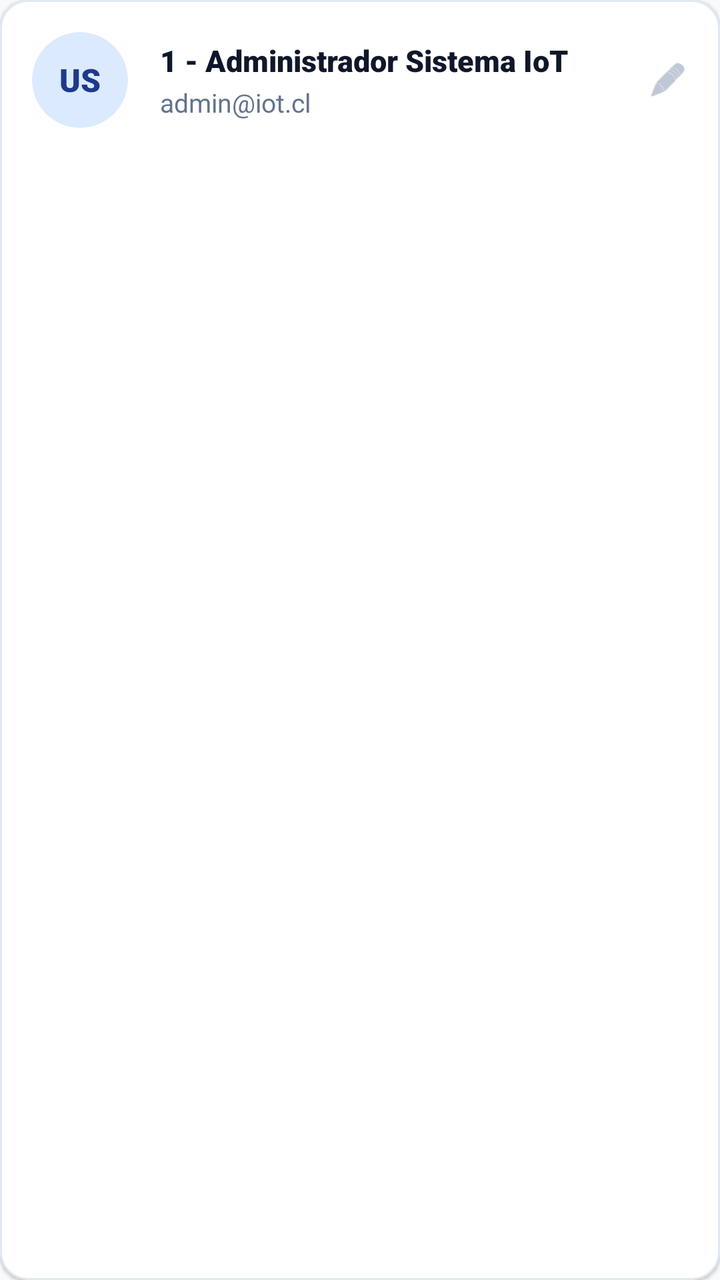
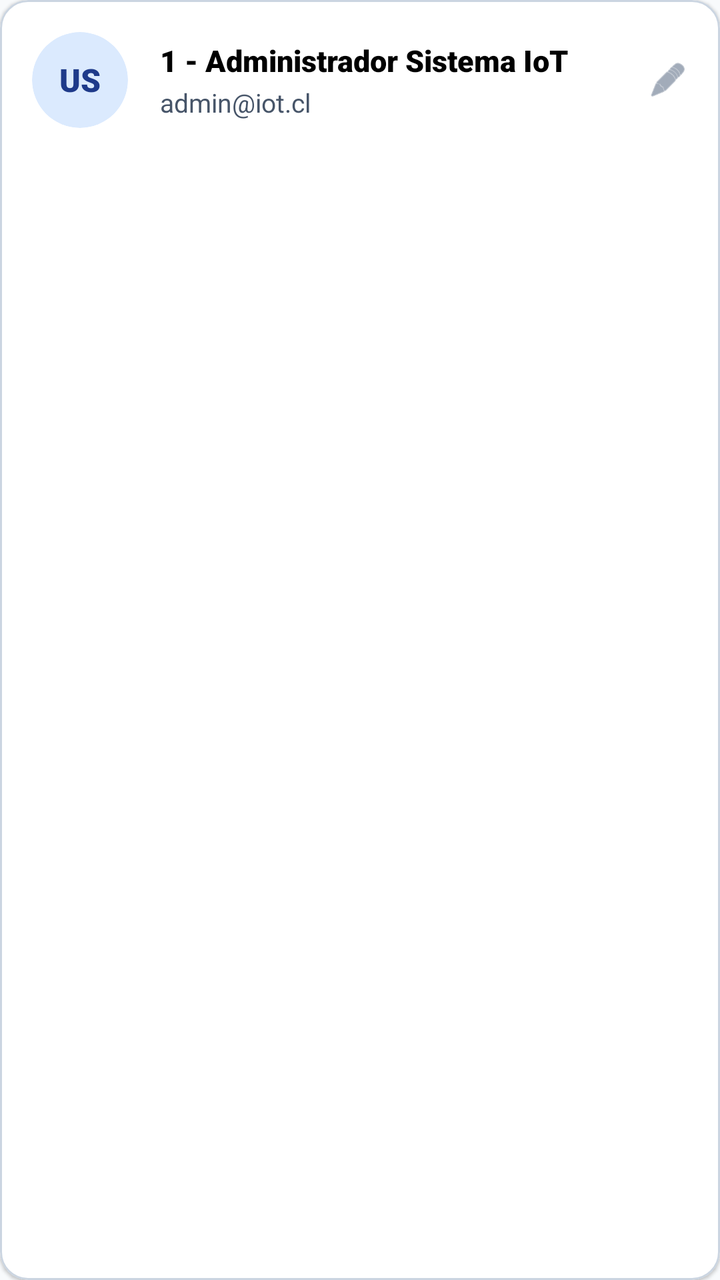

The first picture is an Android layout as it rendered before a commit; the second is the same layout after the commit. The layout source and the unified diff follow.
<!-- AndroidManifest.xml: application theme Theme.Evaluacion1 -->
<!-- res/layout/item_usuario.xml -->
<?xml version="1.0" encoding="utf-8"?>
<com.google.android.material.card.MaterialCardView
    xmlns:android="http://schemas.android.com/apk/res/android"
    xmlns:app="http://schemas.android.com/apk/res-auto"
    android:layout_width="match_parent"
    android:layout_height="wrap_content"
    android:layout_marginHorizontal="4dp"
    android:layout_marginVertical="6dp"
    android:clickable="true"
    android:focusable="true"
    android:foreground="?android:attr/selectableItemBackground"
    app:cardCornerRadius="14dp"
    app:cardElevation="1dp"
    app:cardBackgroundColor="@color/surface"
    app:strokeWidth="1dp"
    app:strokeColor="@color/outline_light">

    <LinearLayout
        android:layout_width="match_parent"
        android:layout_height="wrap_content"
        android:orientation="horizontal"
        android:gravity="center_vertical"
        android:padding="16dp">

        
        <com.google.android.material.card.MaterialCardView
            android:layout_width="48dp"
            android:layout_height="48dp"
            app:cardCornerRadius="24dp"
            app:cardElevation="0dp"
            app:cardBackgroundColor="@color/primary_container"
            app:strokeWidth="0dp">

            <TextView
                android:id="@+id/tvItemAvatar"
                android:layout_width="wrap_content"
                android:layout_height="wrap_content"
                android:layout_gravity="center"
                android:text="US"
                android:textColor="@color/primary"
                android:textSize="16sp"
                android:fontFamily="sans-serif-black" />
        </com.google.android.material.card.MaterialCardView>

        <LinearLayout
            android:layout_width="0dp"
            android:layout_height="wrap_content"
            android:layout_weight="1"
            android:orientation="vertical"
            android:layout_marginStart="16dp">

            
            <TextView
                android:id="@+id/tvItemNombreFormateado"
                android:layout_width="wrap_content"
                android:layout_height="wrap_content"
                android:text="1 - Administrador Sistema IoT"
                android:textColor="@color/text_primary"
                android:textSize="15sp"
                android:fontFamily="sans-serif-black" />

            <TextView
                android:id="@+id/tvItemEmail"
                android:layout_width="wrap_content"
                android:layout_height="wrap_content"
                android:text="admin@iot.cl"
                android:textColor="@color/text_secondary"
                android:textSize="13sp"
                android:layout_marginTop="2dp" />
        </LinearLayout>

        <ImageView
            android:layout_width="20dp"
            android:layout_height="20dp"
            android:src="@android:drawable/ic_menu_edit"
            app:tint="@color/text_muted" />
    </LinearLayout>

</com.google.android.material.card.MaterialCardView>
<!-- resources referenced by this layout -->
<resources>
  <color name="outline_light">#E2E8F0</color>
  <color name="primary">#1E3A8A</color>
  <color name="primary_container">#DBEAFE</color>
  <color name="surface">#FFFFFF</color>
  <color name="text_muted">#94A3B8</color>
  <color name="text_primary">#0F172A</color>
  <color name="text_secondary">#64748B</color>
  <style name="Theme.Evaluacion1" parent="Base.Theme.Evaluacion1" />
  <style name="Base.Theme.Evaluacion1" parent="Theme.Material3.DayNight.NoActionBar">
          
          <item name="colorPrimary">@color/primary</item>
          <item name="colorSecondary">@color/secondary</item>
          <item name="android:statusBarColor">@color/surface</item>
          <item name="android:windowLightStatusBar">true</item>
          <item name="android:colorBackground">@color/background</item>
      </style>
  <color name="secondary">#0D9488</color>
  <color name="background">#F8FAFC</color>
</resources>

<!-- the commit's change to res/layout/item_usuario.xml (unified diff, before → after) -->
@@ -55,7 +55,7 @@
                 android:layout_width="wrap_content"
                 android:layout_height="wrap_content"
                 android:text="1 - Administrador Sistema IoT"
-                android:textColor="@color/text_primary"
+                android:textColor="@color/black"
                 android:textSize="15sp"
                 android:fontFamily="sans-serif-black" />
 
<!-- resource entries referenced after the edit -->
@@ -1,21 +1,35 @@
 <!-- resources referenced by this layout -->
 <resources>
-  <color name="outline_light">#E2E8F0</color>
+  <color name="black">#FF000000</color>
+  <color name="outline_light">#CBD5E1</color>
   <color name="primary">#1E3A8A</color>
   <color name="primary_container">#DBEAFE</color>
   <color name="surface">#FFFFFF</color>
-  <color name="text_muted">#94A3B8</color>
+  <color name="text_muted">#64748B</color>
   <color name="text_primary">#0F172A</color>
-  <color name="text_secondary">#64748B</color>
+  <color name="text_secondary">#475569</color>
   <style name="Theme.Evaluacion1" parent="Base.Theme.Evaluacion1" />
   <style name="Base.Theme.Evaluacion1" parent="Theme.Material3.DayNight.NoActionBar">
           
           <item name="colorPrimary">@color/primary</item>
+          <item name="colorOnPrimary">@color/white</item>
+          <item name="colorPrimaryContainer">@color/primary_container</item>
+          <item name="colorOnPrimaryContainer">@color/on_primary_container</item>
+          
           <item name="colorSecondary">@color/secondary</item>
+          <item name="colorOnSecondary">@color/white</item>
+          
           <item name="android:statusBarColor">@color/surface</item>
           <item name="android:windowLightStatusBar">true</item>
           <item name="android:colorBackground">@color/background</item>
+          
+          
+          <item name="editTextColor">@color/black</item>
+          <item name="android:textColorPrimary">@color/text_primary</item>
+          <item name="android:textColorSecondary">@color/text_secondary</item>
       </style>
+  <color name="white">#FFFFFFFF</color>
+  <color name="on_primary_container">#1E3A8A</color>
   <color name="secondary">#0D9488</color>
   <color name="background">#F8FAFC</color>
 </resources>
